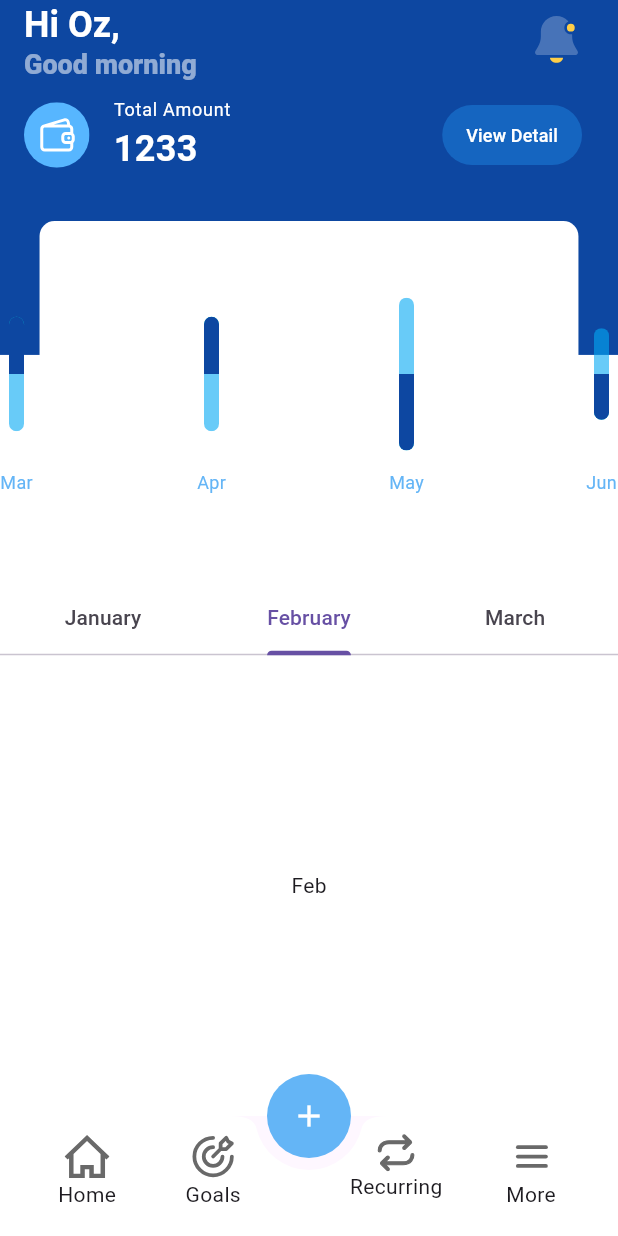
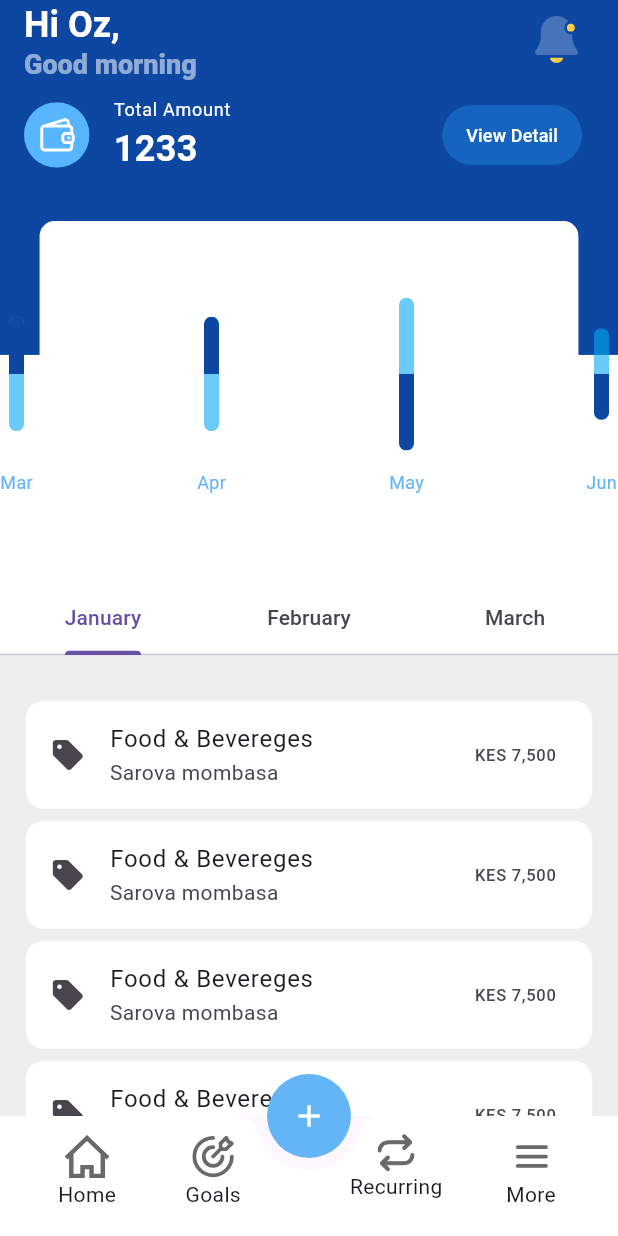
Before and after one commit to PishiKe/spendlens_fe, a Flutter app: the HomeScreen screen opened by its route, on a phone screen of 412 x 824 dp. Run offline on Flutter 3.47's test engine with Material 3 defaults, Android fonts, the phone set to English and light mode, and no system bars; drawn by our look-alikes of fl_chart; our stand-ins replace awesome_snackbar_content, flutter_svg, go_router, shared_preferences; accounts and stored records are empty.

Commit message:
added const keywords

```diff
--- a/lib/ui/screens/home/home_screen_body.dart
+++ b/lib/ui/screens/home/home_screen_body.dart
@@ -14,7 +14,7 @@ class _HomeScreenBodyState extends State<HomeScreenBody> {
   @override
   Widget build(BuildContext context) {
     return DefaultTabController(
-      initialIndex: 1,
+      initialIndex: 0,
       length: 3,
       child: Stack(
         children: <Widget>[
@@ -62,7 +62,7 @@ class _HomeScreenBodyState extends State<HomeScreenBody> {
             top: getProportionateScreenHeight(90),
             width: DeviceConfig.screenWidth,
             child: Container(
-                padding: EdgeInsets.only(top: 30),
+                padding: const EdgeInsets.only(top: 30),
                 margin: EdgeInsets.symmetric(
                   horizontal: getProportionateScreenWidth(24),
                 ),
@@ -70,7 +70,7 @@ class _HomeScreenBodyState extends State<HomeScreenBody> {
                 decoration: BoxDecoration(
                     borderRadius: BorderRadius.circular(10),
                     color: Colors.white),
-                child: HomeBarChart()),
+                child: const HomeBarChart()),
           ),
           Positioned(
               bottom: 0,
@@ -116,10 +116,10 @@ class _HomeScreenBodyState extends State<HomeScreenBody> {
                           ),
                         ),
                       ),
-                      Center(
+                      const Center(
                         child: Text('Feb'),
                       ),
-                      Center(
+                      const Center(
                         child: Text('Mar'),
                       ),
                     ]),
```
